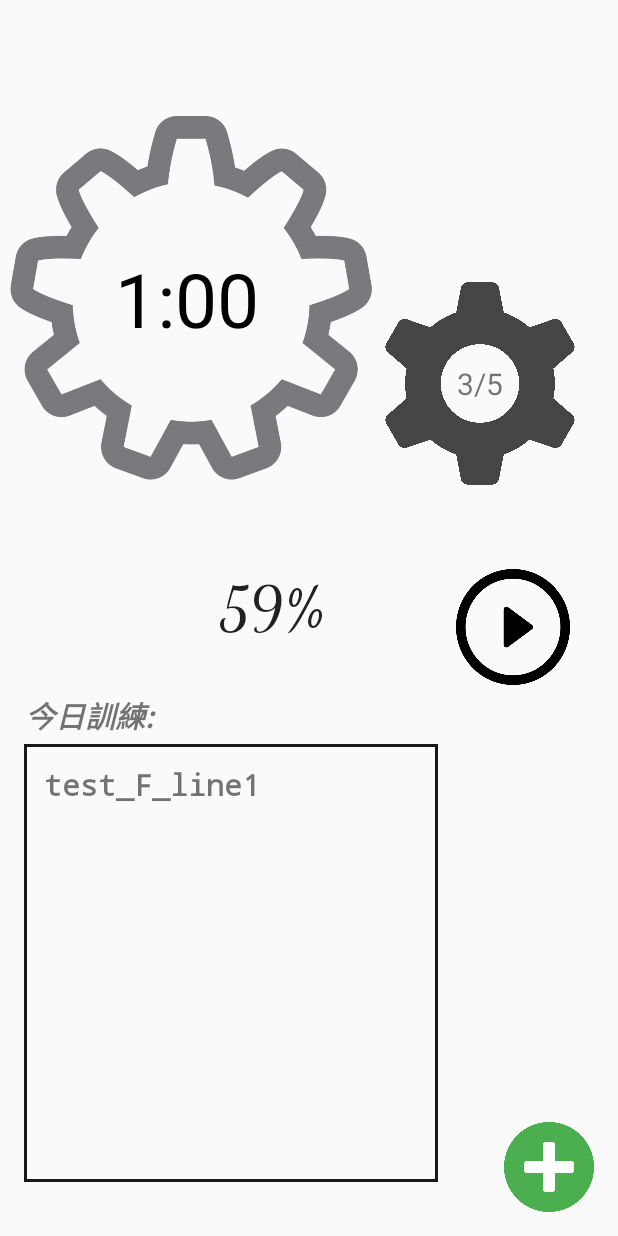
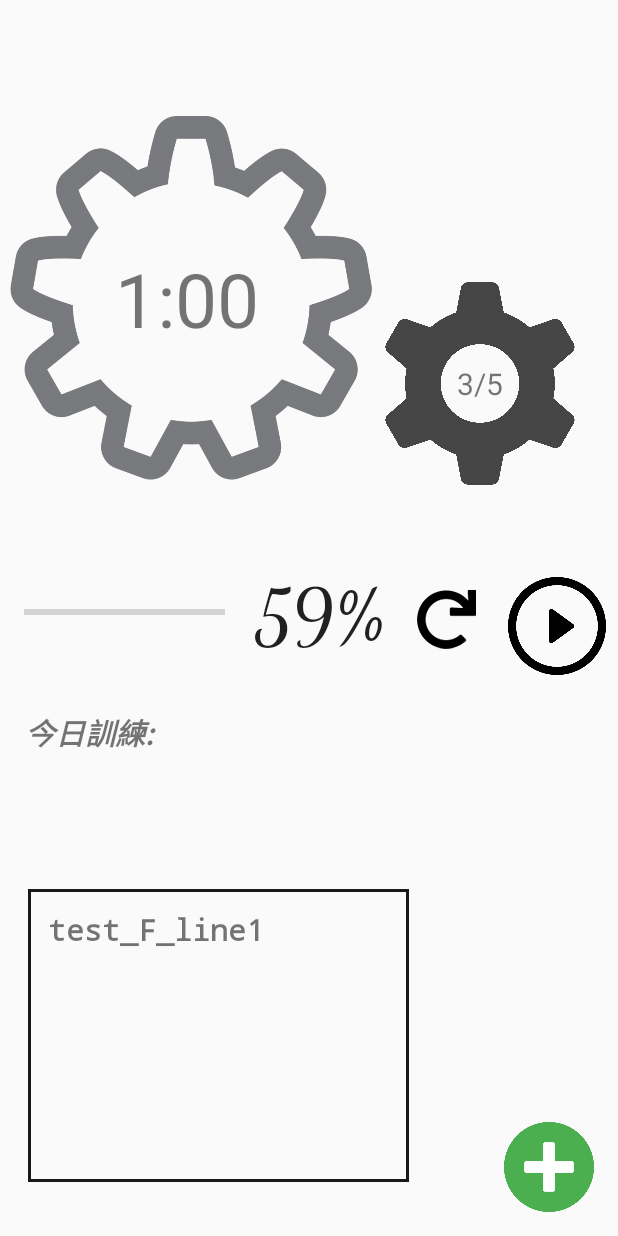
Before and after one commit to iamsad5566/traing_helper, an Android app: the screen it shows after launch (MainActivity), on a phone screen of 412 x 824 dp. Run offline under Robolectric (Android 15) with nearby library versions, the phone set to English and light mode, and no system bars; our stand-ins replace navigation-ui.

Commit message:
feat: reset icon

```diff
--- a/app/src/main/res/layout/fragment_first.xml
+++ b/app/src/main/res/layout/fragment_first.xml
@@ -23,7 +23,6 @@
     <TextView
             android:text="1:00"
             android:textSize="50dp"
-            android:textColor="#000000"
             android:gravity="center"
             android:layout_width="0dp"
             android:layout_height="wrap_content" android:id="@+id/restTime"
@@ -54,8 +53,8 @@
             app:layout_constraintEnd_toEndOf="parent" app:layout_constraintHorizontal_bias="0.049"
             app:layout_constraintTop_toBottomOf="@+id/textView" android:layout_marginTop="32dp"/>
     <ScrollView
-            android:layout_width="276dp"
-            android:layout_height="0dp" android:id="@+id/dailySet"
+            android:layout_width="254dp"
+            android:layout_height="195dp" android:id="@+id/dailySet"
             android:background="@drawable/border"
             app:layout_constraintBottom_toBottomOf="parent" app:layout_constraintStart_toStartOf="parent"
             app:layout_constraintEnd_toEndOf="parent" app:layout_constraintHorizontal_bias="0.118"
@@ -71,12 +70,13 @@
     </ScrollView>
     <ImageButton
             android:background="@drawable/play"
-            android:layout_width="76dp"
-            android:layout_height="77dp" android:id="@+id/playButton"
+            android:layout_width="65dp"
+            android:layout_height="65dp" android:id="@+id/playButton"
             app:layout_constraintTop_toBottomOf="@+id/setGear"
             app:layout_constraintEnd_toEndOf="parent" app:layout_constraintBottom_toTopOf="@+id/dailySet"
-            tools:ignore="SpeakableTextPresentCheck" android:layout_marginEnd="32dp"
-            app:layout_constraintVertical_bias="0.0"/>
+            tools:ignore="SpeakableTextPresentCheck"
+            app:layout_constraintVertical_bias="0.035"
+            app:layout_constraintStart_toEndOf="@+id/imageButton" app:layout_constraintHorizontal_bias="0.523"/>
     <ImageButton
             android:background="@drawable/plus"
             android:layout_width="60dp"
@@ -85,15 +85,26 @@
             android:layout_marginEnd="16dp" android:layout_marginBottom="16dp"/>
     <TextView
             android:text="59%"
-            android:textSize="40sp"
+            android:textSize="50sp"
             android:fontFamily="cursive"
             android:fontStyle="italic"
             android:layout_width="wrap_content"
             android:layout_height="wrap_content" android:id="@+id/textView"
-            app:layout_constraintStart_toStartOf="parent"
-            app:layout_constraintEnd_toStartOf="@+id/playButton"
-            app:layout_constraintHorizontal_bias="0.628"
             android:textAppearance="@style/TextAppearance.AppCompat.Large"
+            app:layout_constraintTop_toBottomOf="@+id/timeGear" app:layout_constraintStart_toEndOf="@+id/progressBar"
+            android:layout_marginStart="20dp"/>
+    <ProgressBar
+            style="?android:attr/progressBarStyleHorizontal"
+            android:layout_width="134dp"
+            android:layout_height="54dp"
+            android:id="@+id/progressBar"
+            app:layout_constraintTop_toBottomOf="@+id/timeGear" app:layout_constraintStart_toStartOf="parent"
+            android:layout_marginStart="16dp"/>
+    <ImageButton
+            android:background="@drawable/reset"
+            android:layout_width="65dp"
+            android:layout_height="65dp" android:id="@+id/imageButton"
+            app:layout_constraintStart_toEndOf="@+id/textView" android:layout_marginStart="8dp"
             app:layout_constraintTop_toBottomOf="@+id/timeGear"/>
 
 </androidx.constraintlayout.widget.ConstraintLayout>
```
Also changed, not shown: app/src/main/res/drawable/reset.png (added).
